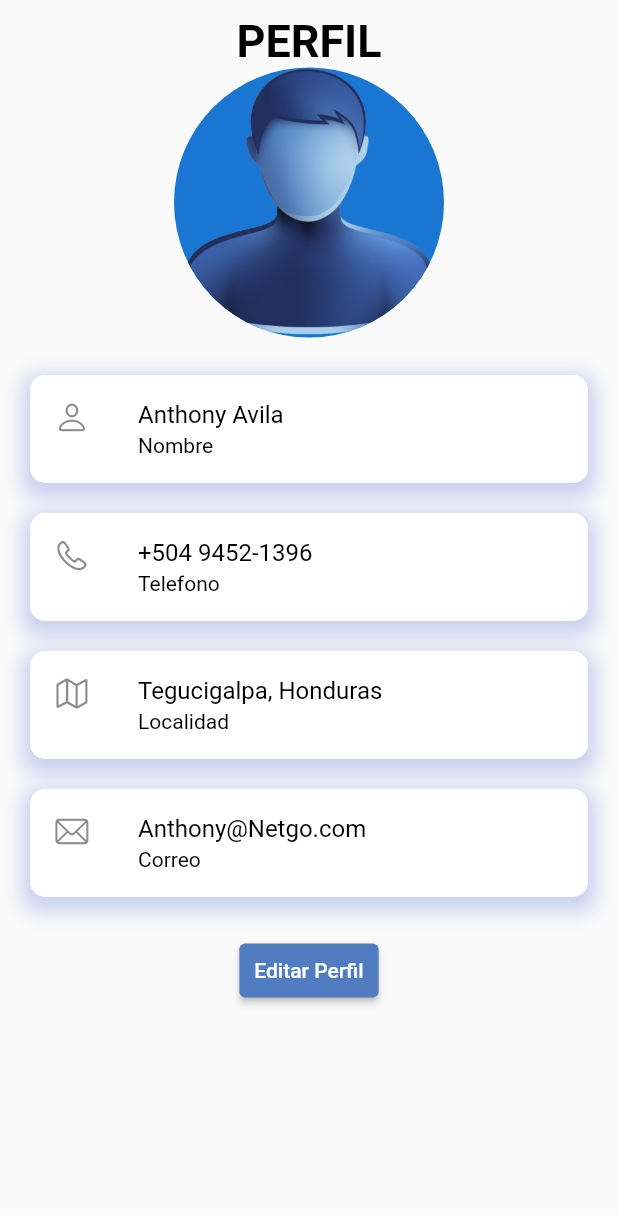
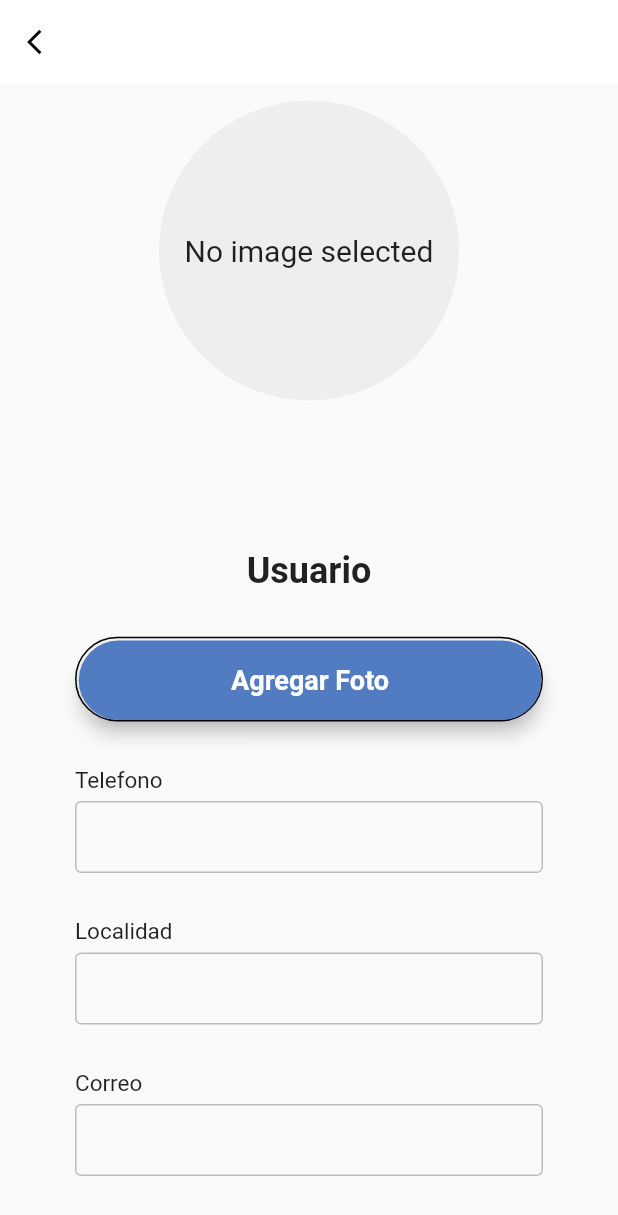
Before and after one commit to Avilanthony/NetgoRRHH, a Flutter app: the PerfilUsuario screen opened directly, after a tap on "Editar Perfil", on a phone screen of 412 x 824 dp. Shown: the top 1215 px of the screen. Run offline on Flutter 3.47's test engine with Material 2 defaults, Android fonts, the phone set to English and light mode, and no system bars; our stand-ins replace google_fonts, google_nav_bar, image_cropper, image_picker, line_awesome_flutter; missing offline and left inert: ticket_widget.

Commit message:
Inserción de la pantalla para editar el perfil, sin embargo, quedan detalles que agreagar con relación a los inputs

```diff
--- a/lib/widgets/common_buttons.dart
+++ b/lib/widgets/common_buttons.dart
@@ -30,7 +30,7 @@ class CommonButtons extends StatelessWidget {
         ),
         child: Text(
           textLabel,
-          style: TextStyle(color: textColor, fontSize: 18),
+          style: TextStyle(color: textColor, fontWeight: FontWeight.w600, fontSize: 18),
         ),
       ),
     );
--- /dev/null
+++ b/lib/widgets/editar_perfil.dart
@@ -0,0 +1,350 @@
+// ignore_for_file: prefer_const_constructors
+
+import 'dart:io';
+import 'package:flutter/material.dart';
+import 'package:flutter/services.dart';
+import 'package:image_cropper/image_cropper.dart';
+import 'package:image_picker/image_picker.dart';
+import '../widgets/common_buttons.dart';
+import '../constants.dart';
+import '../screens/select_photo_options_screen.dart';
+
+class EditarPerfilPage extends StatefulWidget {
+
+  const EditarPerfilPage({super.key});
+
+  static const id = 'set_photo_screen';
+
+  @override
+  State<EditarPerfilPage> createState() => _EditarPerfilPage();
+
+}
+
+class _EditarPerfilPage extends State<EditarPerfilPage>{
+
+  File?_image;
+
+  Future _pickImage(ImageSource source) async {
+
+    try {
+
+      final image = await ImagePicker().pickImage(source: source);
+
+      if(image == null) return;
+
+      File? img= File(image.path);
+
+      img = await _cropImage(imageFile: img);
+
+      setState(() {
+
+        _image = img;
+        Navigator.of(context).pop();
+
+      });
+
+    } on PlatformException catch (e) {
+
+      print(e);
+      Navigator.of(context).pop();
+
+    }
+
+  }
+
+  Future<File?> _cropImage({required File imageFile}) async {
+
+    CroppedFile? croppedImage =
+    await ImageCropper().cropImage(sourcePath: imageFile.path);
+
+    if(croppedImage == null) return null;
+
+    return File(croppedImage.path);
+
+  }
+
+  void _showSelectPhotoOptions(BuildContext context) {
+    showModalBottomSheet(
+      context: context,
+      isScrollControlled: true,
+      shape: const RoundedRectangleBorder(
+        borderRadius: BorderRadius.vertical(
+          top: Radius.circular(25.0),
+        ),
+      ),
+      builder: (context) => DraggableScrollableSheet(
+          initialChildSize: 0.28,
+          maxChildSize: 0.4,
+          minChildSize: 0.28,
+          expand: false,
+          builder: (context, scrollController) {
+            return SingleChildScrollView(
+              controller: scrollController,
+              child: SelectPhotoOptionsScreen(
+                onTap: _pickImage,
+              ),
+            );
+          }),
+    );
+  }
+
+   @override
+  Widget build(BuildContext context) {
+    return Scaffold(
+
+      resizeToAvoidBottomInset: false, //PARA QUE CUANDO SE ABRA EL TECLADO NO EXISTA OVERFLOW
+
+      appBar: AppBar(
+
+        elevation: 0,
+        systemOverlayStyle: SystemUiOverlayStyle(statusBarBrightness: Brightness.light),
+        backgroundColor: Colors.white,
+
+        leading: IconButton(
+          onPressed: () {
+
+            Navigator.pop(
+              context
+            );
+
+          },
+
+          icon: Icon(Icons.arrow_back_ios, size: 20, color: Colors.black),
+
+        ),
+
+      ),
+
+      body: SafeArea(
+
+
+        child: Padding(
+          padding:
+              const EdgeInsets.all(10),
+          child: Column(
+            crossAxisAlignment: CrossAxisAlignment.start,
+            mainAxisAlignment: MainAxisAlignment.spaceBetween,
+            children: [
+              /* Column(
+                children: [
+                  Column(
+                    crossAxisAlignment: CrossAxisAlignment.start,
+                    children: const [
+                      SizedBox(
+                        height: 30,
+                      ),
+                      Text(
+                        '¡Agrega una foto tuya!',
+                        style: kHeadTextStyle,
+                      ),
+                      SizedBox(
+                        height: 8,
+                      ),
+                      Text(
+                        'Así podremos reconocerte mejor',
+                        style: kHeadSubtitleTextStyle,
+                      ),
+                    ],
+                  ),
+                ],
+              ), */
+
+              Padding(
+                padding: const EdgeInsets.all(1),
+                child: Center(
+                  child: GestureDetector(
+                    behavior: HitTestBehavior.translucent,
+                    onTap: () {
+                      _showSelectPhotoOptions(context);
+                    },
+                    child: Center(
+                      child: Container(
+                          height: 200.0,
+                          width: 200.0,
+                          decoration: BoxDecoration(
+                            shape: BoxShape.circle,
+                            color: Colors.grey.shade200,
+                          ),
+                          child: Center(
+                            child: _image == null
+                              ? const Text(
+                                'No image selected',
+                                style: TextStyle(fontSize: 20),
+                              )
+                              : CircleAvatar(
+
+                                backgroundImage: FileImage(_image!),
+                                radius: 200.0,
+
+                              ),
+                          )),
+                    ),
+                  ),
+                ),
+              ),
+              Column(
+                crossAxisAlignment: CrossAxisAlignment.stretch,
+                children: [
+                  const Text(
+                    'Usuario',
+                    textAlign: TextAlign.center,
+                    style: TextStyle(
+                      fontSize: 24,
+                      fontWeight: FontWeight.bold,
+                    ),
+                  ),
+                  const SizedBox(
+                    height: 30,
+                  ),
+
+                  Padding(
+                    padding: EdgeInsets.symmetric(horizontal: 40),
+                    child: Container(
+                      padding: EdgeInsets.only(top: 1.5, left: 1.5),
+                      decoration: BoxDecoration(
+                        borderRadius: BorderRadius.circular(50),
+                        border: Border(
+                          bottom: BorderSide(color: Colors.black),
+                          top: BorderSide(color: Colors.black),
+                          left: BorderSide(color: Colors.black),
+                          right: BorderSide(color: Colors.black),
+                        )
+                      ),
+                      child: CommonButtons(
+                        onTap: () => _showSelectPhotoOptions(context),
+                        backgroundColor:Color.fromARGB(255, 81, 124, 193),
+                        textColor: Colors.white,
+                        textLabel: 'Agregar Foto',
+
+                      ),
+
+
+                      /* child: MaterialButton(
+                        minWidth: double.infinity,
+                        height: 60,
+                        onPressed: () {
+                          Navigator.push(
+                            context,
+                            MaterialPageRoute(
+                              builder: (context) => EditarPerfilPage()
+                            )
+                          );
+                        },
+                        color: Color.fromARGB(255, 81, 124, 193),
+                        elevation: 0,
+                        shape: RoundedRectangleBorder(
+                          borderRadius: BorderRadius.circular(50)
+                        ),
+                        child: Text(
+                          "Editar Perfil",
+                          style: TextStyle(
+                            color: Colors.white,
+                            fontWeight: FontWeight.w600,
+                            fontSize: 18
+                          ),
+                        ),
+                      ), */
+                    )
+
+                  ),
+                  const SizedBox(
+                    height: 30,
+                  ),
+                  Padding(
+
+                    padding: EdgeInsets.symmetric(horizontal: 40),
+
+                    child: Column(
+
+                      children: <Widget>[
+
+                        makeInput(label: "Telefono"),
+                        makeInput(label: "Localidad"),
+                        makeInput(label: "Correo"),
+
+                        //makeInput(label: "Confirma tu Contraseña", obsecureText: true),
+
+                      ],
+
+                    ),
+
+                  ),
+
+                ],
+              ),
+            ],
+          ),
+        ),
+      ),
+    );
+  }
+  Widget makeInput({label, obsecureText = false}){
+
+    return Column(
+
+      crossAxisAlignment: CrossAxisAlignment.start,
+
+      children: <Widget>[
+
+        Text(
+
+          label,
+          style: TextStyle(
+          fontSize: 15,
+          fontWeight: FontWeight.w400,
+          color: Colors.black87
+
+        ),),
+
+        SizedBox(
+
+          height: 5,
+
+        ),
+
+        TextField(
+
+          obscureText: obsecureText,
+
+          decoration: InputDecoration(
+
+            contentPadding: EdgeInsets.symmetric(vertical: 0, horizontal: 10),
+
+            enabledBorder: OutlineInputBorder(
+
+              borderSide: BorderSide(
+
+                color: Colors.grey[400]!
+
+              ),
+
+            ),
+
+            border: OutlineInputBorder(
+
+              borderSide: BorderSide(
+
+                color: Colors.grey[400]!
+
+              ),
+            )
+
+          ),
+
+        ),
+
+        //AQUÍ
+
+        SizedBox(
+
+          height: 30,
+
+        ),
+
+      ],
+
+    );
+
+  }
+
+}
--- a/lib/widgets/perfil_usuario.dart
+++ b/lib/widgets/perfil_usuario.dart
@@ -1,6 +1,9 @@
+// ignore_for_file: prefer_const_constructors
+
 import 'package:flutter/cupertino.dart';
 import 'package:flutter/material.dart';
 import 'package:google_fonts/google_fonts.dart';
+import 'package:recursos_humanos_netgo/widgets/editar_perfil.dart';
 
 class PerfilUsuario extends StatelessWidget {
   const PerfilUsuario({Key? key}) : super(key: key);
@@ -10,7 +13,7 @@ class PerfilUsuario extends StatelessWidget {
     //var isDark = MediaQuery.of(context).platformBrightness == Brightness.dark;
 
     return Scaffold(
-      body: Padding(
+      body: SingleChildScrollView(
         padding: const EdgeInsets.symmetric(vertical: 10, horizontal: 20),
         child: Column(
           children: [
@@ -25,7 +28,7 @@ class PerfilUsuario extends StatelessWidget {
               radius: 90,
               backgroundImage: AssetImage('assets/images/user.png'),
             ),
-            const SizedBox(height: 25),
+            const SizedBox(height: 20),
             itemPerfil('Anthony Avila', 'Nombre', CupertinoIcons.person),
             const SizedBox(height: 20),
             itemPerfil('+504 9452-1396', 'Telefono', CupertinoIcons.phone),
@@ -34,17 +37,54 @@ class PerfilUsuario extends StatelessWidget {
                 'Tegucigalpa, Honduras', 'Localidad', CupertinoIcons.map),
             const SizedBox(height: 20),
             itemPerfil('Anthony@Netgo.com', 'Correo', CupertinoIcons.mail),
-            const SizedBox(height: 25),
-            ElevatedButton(
+            const SizedBox(height: 20),
+            /* ElevatedButton(
                 onPressed: () {},
                 style: ElevatedButton.styleFrom(
                     padding: const EdgeInsets.all(10),
                     shadowColor: Colors.black,
                     backgroundColor: const Color.fromARGB(255, 81, 124, 193)),
-                child: const Text('Editar Perfil'))
+                child: const Text('Editar Perfil')), */
+
+            Padding(
+              padding: EdgeInsets.symmetric(horizontal: 40),
+              child: Container(
+                padding: EdgeInsets.only(top: 1.5, left: 1.5),
+                decoration: BoxDecoration(
+                    borderRadius: BorderRadius.circular(50),
+                    border: Border(
+                      bottom: BorderSide(color: Colors.black),
+                      top: BorderSide(color: Colors.black),
+                      left: BorderSide(color: Colors.black),
+                      right: BorderSide(color: Colors.black),
+                    )),
+                child: MaterialButton(
+                  minWidth: double.infinity,
+                  height: 60,
+                  onPressed: () {
+                    Navigator.push(
+                        context,
+                        MaterialPageRoute(
+                            builder: (context) => EditarPerfilPage()));
+                  },
+                  color: Color.fromARGB(255, 81, 124, 193),
+                  elevation: 0,
+                  shape: RoundedRectangleBorder(
+                      borderRadius: BorderRadius.circular(50)),
+                  child: Text(
+                    "Editar Perfil",
+                    style: TextStyle(
+                        color: Colors.white,
+                        fontWeight: FontWeight.w600,
+                        fontSize: 18),
+                  ),
+                ),
+              ),
+            ),
           ],
         ),
       ),
+
       /*bottomNavigationBar: GNav(
         backgroundColor: const Color.fromARGB(255, 81, 124, 193),
         color: Colors.white,
```
